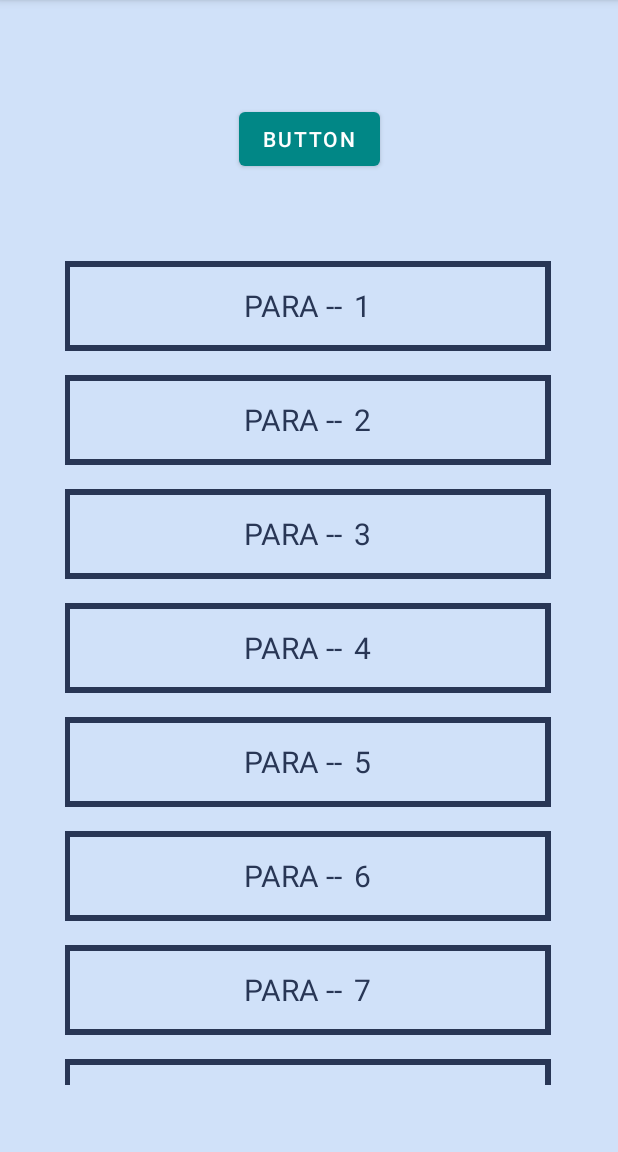
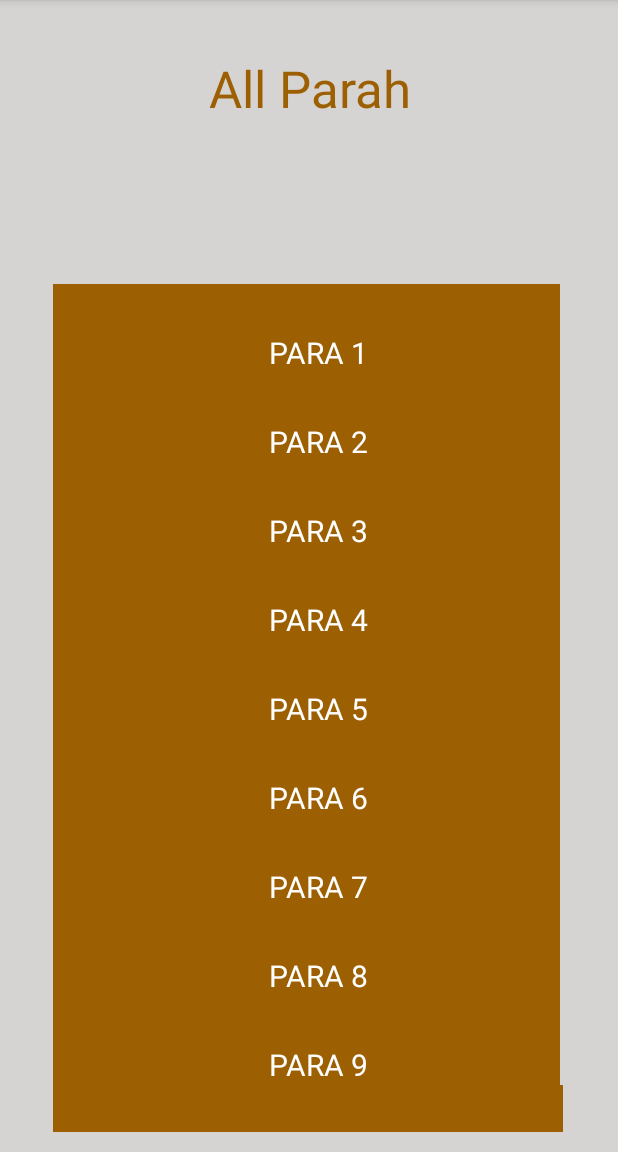
Before and after one commit to BITF19M022/BITF19M022_Repo7, an Android app: the ParaActivity screen opened directly, with no data from a screen before it, on a phone screen of 412 x 824 dp, the part 84-1236 px from its top. Run offline under Robolectric (Android 15) with nearby library versions, the phone set to English and light mode, and no system bars.

Commit message:
All Parah Updated

```diff
--- a/app/src/main/java/com/example/quranapplication/MainActivity.java
+++ b/app/src/main/java/com/example/quranapplication/MainActivity.java
@@ -34,7 +34,7 @@ public class MainActivity extends AppCompatActivity {
         git.setOnClickListener(new View.OnClickListener() {
             @Override
             public void onClick(View v) {
-                Uri webpage = Uri.parse("https://github.com/tk34395/MC-Assignment04/commits/main");
+                Uri webpage = Uri.parse("https://github.com/BITF19M022/BITF19M022_Repo7");
                 Intent intent = new Intent(Intent.ACTION_VIEW, webpage);
                 startActivity(intent);
             }
--- a/app/src/main/res/layout/activity_para.xml
+++ b/app/src/main/res/layout/activity_para.xml
@@ -4,20 +4,9 @@
     xmlns:tools="http://schemas.android.com/tools"
     android:layout_width="match_parent"
     android:layout_height="match_parent"
-    android:background="#d0e1f9"
+    android:background="#F4F4F4"
+    android:backgroundTint="#D6D3D3"
     tools:context=".ParaActivity">
-
-    <Button
-        android:id="@+id/button"
-        android:layout_width="wrap_content"
-        android:layout_height="wrap_content"
-        android:layout_marginTop="37dp"
-        android:layout_marginBottom="9dp"
-        android:text="Button"
-        app:layout_constraintBottom_toTopOf="@+id/surah_recycle_view"
-        app:layout_constraintEnd_toEndOf="parent"
-        app:layout_constraintStart_toStartOf="parent"
-        app:layout_constraintTop_toTopOf="parent" />
 
     <androidx.recyclerview.widget.RecyclerView
         android:id="@+id/surah_recycle_view"
@@ -27,7 +16,19 @@
         app:layout_constraintBottom_toBottomOf="parent"
         app:layout_constraintEnd_toEndOf="parent"
         app:layout_constraintHorizontal_bias="0.492"
+        app:layout_constraintStart_toStartOf="parent" />
+
+    <TextView
+        android:id="@+id/textView"
+        android:layout_width="339dp"
+        android:layout_height="60dp"
+        android:layout_marginTop="36dp"
+        android:text="All Parah"
+        android:textAlignment="center"
+        android:textColor="#9C5F02"
+        android:textSize="34sp"
+        app:layout_constraintEnd_toEndOf="parent"
         app:layout_constraintStart_toStartOf="parent"
-        app:layout_constraintTop_toBottomOf="@+id/button" />
+        app:layout_constraintTop_toTopOf="parent" />
 
 </androidx.constraintlayout.widget.ConstraintLayout>
--- a/app/src/main/res/layout/single_para.xml
+++ b/app/src/main/res/layout/single_para.xml
@@ -4,54 +4,9 @@
     xmlns:tools="http://schemas.android.com/tools"
     android:id="@+id/para_page"
     android:layout_width="wrap_content"
-    android:layout_height="wrap_content">
-
-    <View
-        android:id="@+id/divider1"
-        android:layout_width="match_parent"
-        android:layout_height="4dp"
-        android:layout_marginStart="8dp"
-        android:layout_marginTop="16dp"
-        android:layout_marginEnd="8dp"
-        android:background="#283655"
-        app:layout_constraintEnd_toEndOf="parent"
-        app:layout_constraintStart_toStartOf="parent"
-        app:layout_constraintTop_toTopOf="parent" />
-
-    <View
-        android:id="@+id/divider3"
-        android:layout_width="0dp"
-        android:layout_height="60dp"
-        android:layout_marginStart="8dp"
-        android:layout_marginTop="16dp"
-        android:layout_marginEnd="189dp"
-        android:background="#283655"
-        app:layout_constraintEnd_toStartOf="@+id/surahname"
-        app:layout_constraintStart_toStartOf="parent"
-        app:layout_constraintTop_toTopOf="parent" />
-
-    <View
-        android:id="@+id/divider2"
-        android:layout_width="match_parent"
-        android:layout_height="4dp"
-        android:layout_marginStart="8dp"
-        android:layout_marginTop="72dp"
-        android:layout_marginEnd="8dp"
-        android:background="#283655"
-        app:layout_constraintEnd_toEndOf="parent"
-        app:layout_constraintStart_toStartOf="parent"
-        app:layout_constraintTop_toTopOf="parent" />
-
-    <View
-
-        android:id="@+id/divider4"
-        android:layout_width="4dp"
-        android:layout_height="60dp"
-        android:layout_marginTop="16dp"
-        android:layout_marginEnd="8dp"
-        android:background="#283655"
-        app:layout_constraintEnd_toEndOf="parent"
-        app:layout_constraintTop_toTopOf="parent" />
+    android:layout_height="wrap_content"
+    android:background="#9C5F02"
+    android:backgroundTint="#9C5F02">
 
     <TextView
         android:id="@+id/surahname"
@@ -60,23 +15,24 @@
         android:layout_marginTop="32dp"
         android:layout_marginEnd="128dp"
         android:text="TextView"
-        android:textColor="#283655"
+        android:textColor="#FFFFFF"
         android:textSize="20sp"
         app:layout_constraintEnd_toEndOf="parent"
-        app:layout_constraintStart_toEndOf="@+id/divider3"
+        app:layout_constraintHorizontal_bias="1.0"
+        app:layout_constraintStart_toEndOf="@+id/para_no"
         app:layout_constraintTop_toTopOf="parent" />
 
     <TextView
         android:id="@+id/para_no"
         android:layout_width="wrap_content"
         android:layout_height="wrap_content"
-        android:layout_marginStart="116dp"
-        android:text="PARA --"
-        android:textColor="#283655"
+        android:layout_marginStart="144dp"
+        android:text="PARA "
+        android:textColor="#FFFFFF"
         android:textSize="20sp"
         app:layout_constraintBottom_toBottomOf="@+id/surahname"
-        app:layout_constraintStart_toEndOf="@+id/divider3"
+        app:layout_constraintStart_toStartOf="parent"
         app:layout_constraintTop_toTopOf="@+id/surahname"
-        app:layout_constraintVertical_bias="1.0" />
+        app:layout_constraintVertical_bias="0.0" />
 
 </androidx.constraintlayout.widget.ConstraintLayout>
```
